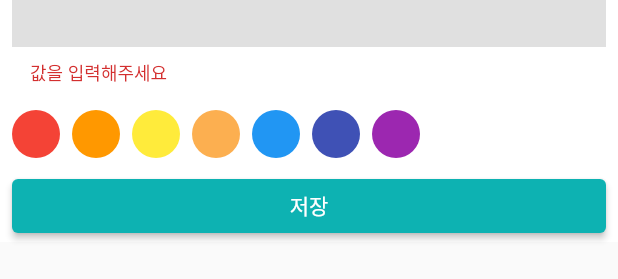
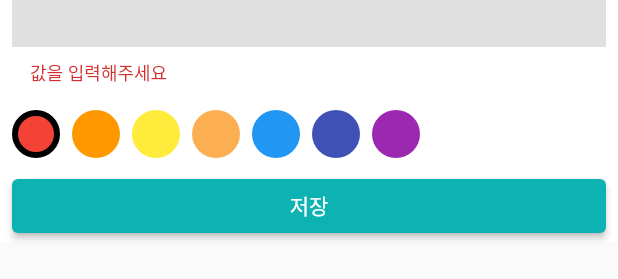
Before and after one commit to wlgnsdl815/calender-scheduler, a Flutter app: the ScheduleBottomSheet widget shown alone on an empty page, opened directly, on a phone screen of 412 x 824 dp. Shown: the part 376-655 px from the top of the screen. Run offline on Flutter 3.47's test engine with Material 2 defaults, Android fonts, the phone set to English and light mode, and no system bars; our stand-ins replace drift, get_it, table_calendar; accounts and stored records are empty; generated files the repository leaves out were written again.

Commit message:
set colors states

```diff
--- a/lib/component/schedule_bottom_sheet.dart
+++ b/lib/component/schedule_bottom_sheet.dart
@@ -19,6 +19,7 @@ class _ScheduleBottomSheetState extends State<ScheduleBottomSheet> {
   int? startTime;
   int? endTime;
   String? content;
+  int? selectedColorId;
 
   @override
   Widget build(BuildContext context) {
@@ -70,21 +71,25 @@ class _ScheduleBottomSheetState extends State<ScheduleBottomSheet> {
                     FutureBuilder<List<CategoryColor>>(
                         future: GetIt.I<LocalDatabase>().getCategoryColors(),
                         builder: (context, snapshot) {
+                          // 데이터가 있고 아직 selectedColor가 없고, data가 최소한 하나 이상의 값이 있을 때
+                          // selectedColorId 값을 데이터에 있는 첫번째의 id 값으로 설정한다
+                          if (snapshot.hasData &&
+                              selectedColorId == null &&
+                              snapshot.data!.isNotEmpty) {
+                            selectedColorId = snapshot.data![0].id;
+                          }
+
                           return _ColorPicker(
                             // 값이 없으면 빈 리스트, 값이 있으면 snapshot.data를 매핑하여 컬러 출력
                             colors: snapshot.hasData
-                                ? snapshot.data!
-                                    .map(
-                                      (e) => Color(
-                                        int.parse(
-                                          'FF${e.hexCode}',
-                                          radix: 16,
-                                          // hexCode를 16진수로 바꾸어서 FF뒤에 hexCode가 들어오게 한다
-                                        ),
-                                      ),
-                                    )
-                                    .toList() // 리스트로 출력
+                                ? snapshot.data! // 리스트로 출력
                                 : [],
+                            selectedColorId: selectedColorId!,
+                            colorIdSetter: (int id) {
+                              setState(() {
+                                selectedColorId = id;
+                              });
+                            },
                           );
                         }),
                     SizedBox(height: 8.0),
@@ -173,12 +178,18 @@ class _Content extends StatelessWidget {
   }
 }
 
+typedef ColorIdSetter = void Function(int id);
+
 class _ColorPicker extends StatelessWidget {
-  final List<Color> colors;
+  final List<CategoryColor> colors;
+  final int selectedColorId;
+  final ColorIdSetter colorIdSetter;
 
   const _ColorPicker({
     Key? key,
     required this.colors,
+    required this.selectedColorId,
+    required this.colorIdSetter,
   }) : super(key: key);
 
   @override
@@ -187,15 +198,34 @@ class _ColorPicker extends StatelessWidget {
       // Row 대신 Wrap을 사용하면 화면을 넘어갈 때 자동 줄 바꿈이 된다
       spacing: 8.0, // 좌우 간격
       runSpacing: 10.0, // 위 아래로위 간격
-      children: colors.map((e) => renderColor(e)).toList(),
+      children: colors
+          .map((e) => GestureDetector(
+                onTap: () {
+                  colorIdSetter(e.id);
+                },
+                child: renderColor(e, selectedColorId == e.id),
+              ))
+          .toList(),
     );
   }
 
-  Widget renderColor(Color color) {
+  Widget renderColor(CategoryColor color, bool isSelected) {
     return Container(
       decoration: BoxDecoration(
         shape: BoxShape.circle,
-        color: color,
+        color: Color(
+          int.parse(
+            'FF${color.hexCode}',
+            radix: 16,
+            // hexCode를 16진수로 바꾸어서 FF뒤에 hexCode가 들어오게 한다
+          ),
+        ),
+        border: isSelected
+            ? Border.all(
+                color: Colors.black,
+                width: 4.0,
+              )
+            : null,
       ),
       width: 32.0,
       height: 32.0,
```
